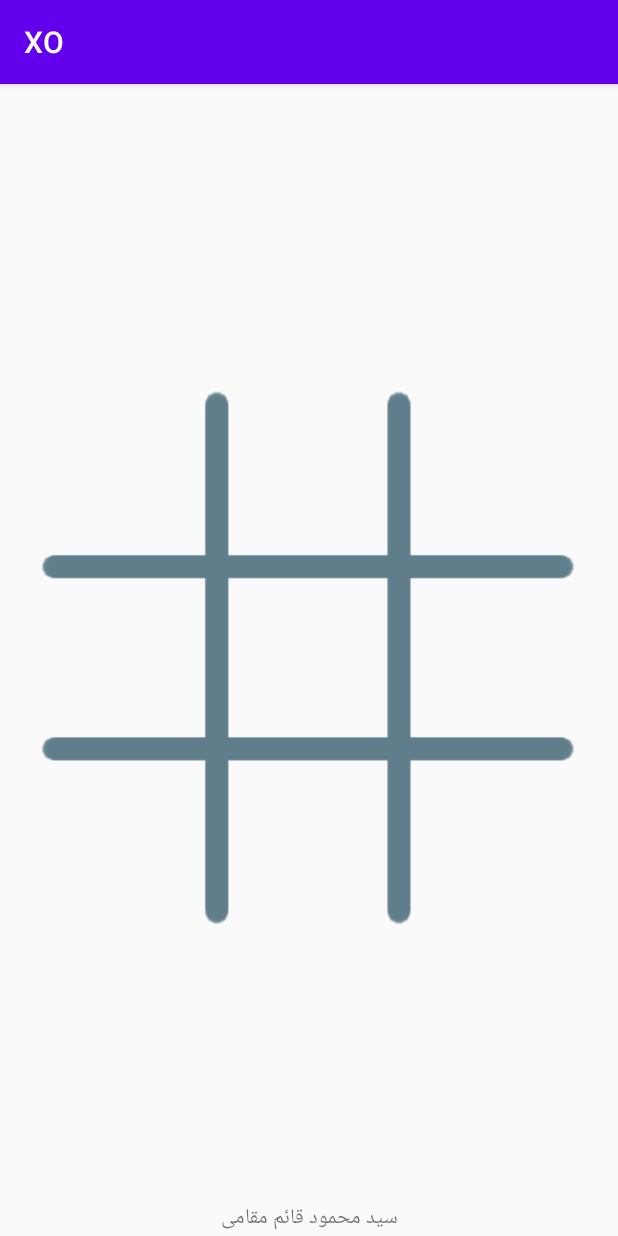
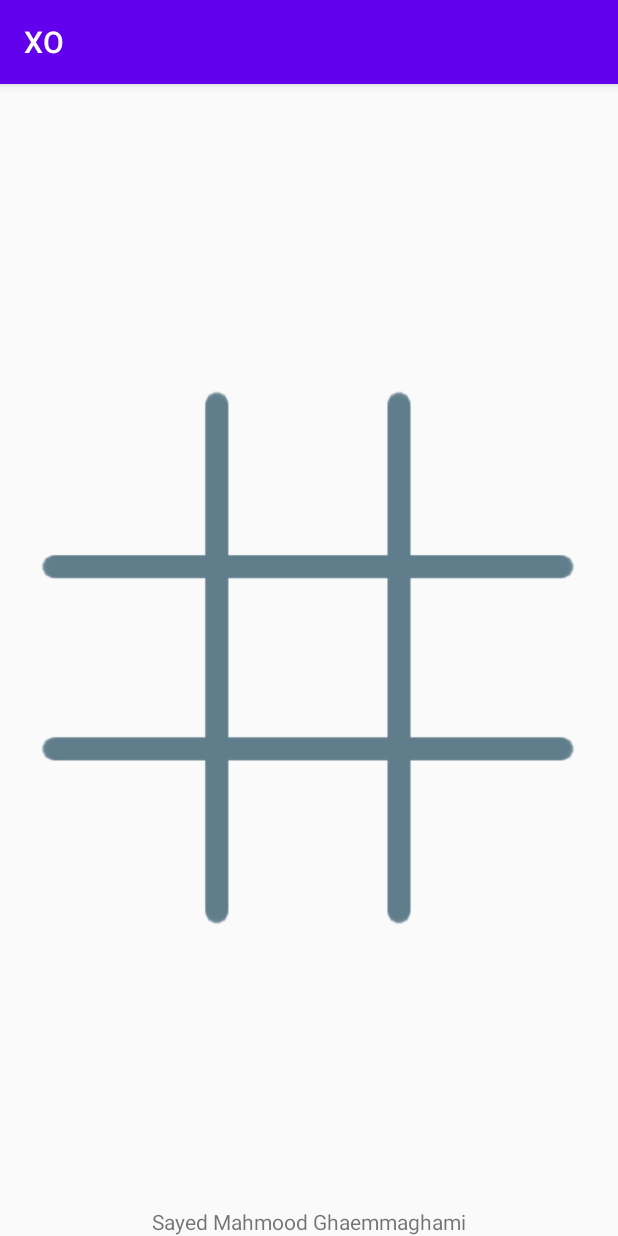
Before and after one commit to mahmood-ghaem/XO_Game_Android_Java, an Android app: the screen it shows after launch (MainActivity), on a phone screen of 412 x 824 dp. Run offline under Robolectric (Android 15) with nearby library versions, the phone set to English and light mode, and no system bars.

Commit message:
Update activity_main.xml
change my name

```diff
--- a/app/src/main/res/layout/activity_main.xml
+++ b/app/src/main/res/layout/activity_main.xml
@@ -131,7 +131,7 @@
         android:id="@+id/textView"
         android:layout_width="wrap_content"
         android:layout_height="wrap_content"
-        android:text="سید محمود قائم مقامی"
+        android:text="Sayed Mahmood Ghaemmaghami"
         app:layout_constraintBottom_toBottomOf="parent"
         app:layout_constraintEnd_toEndOf="parent"
         app:layout_constraintStart_toStartOf="parent" />
```
